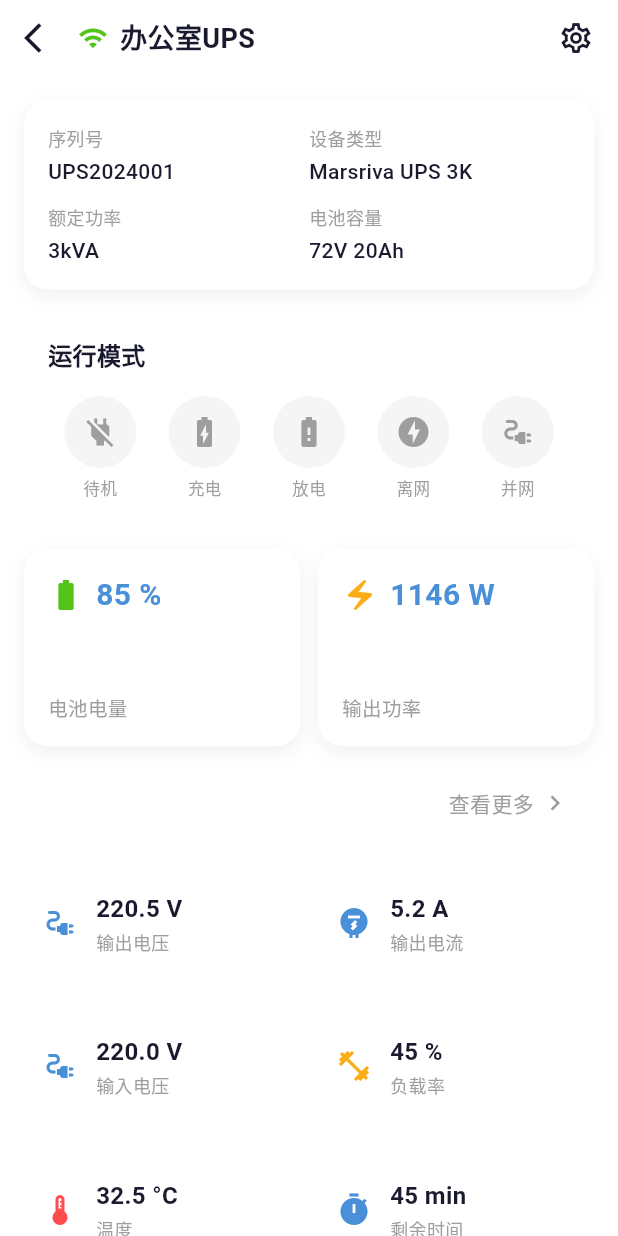
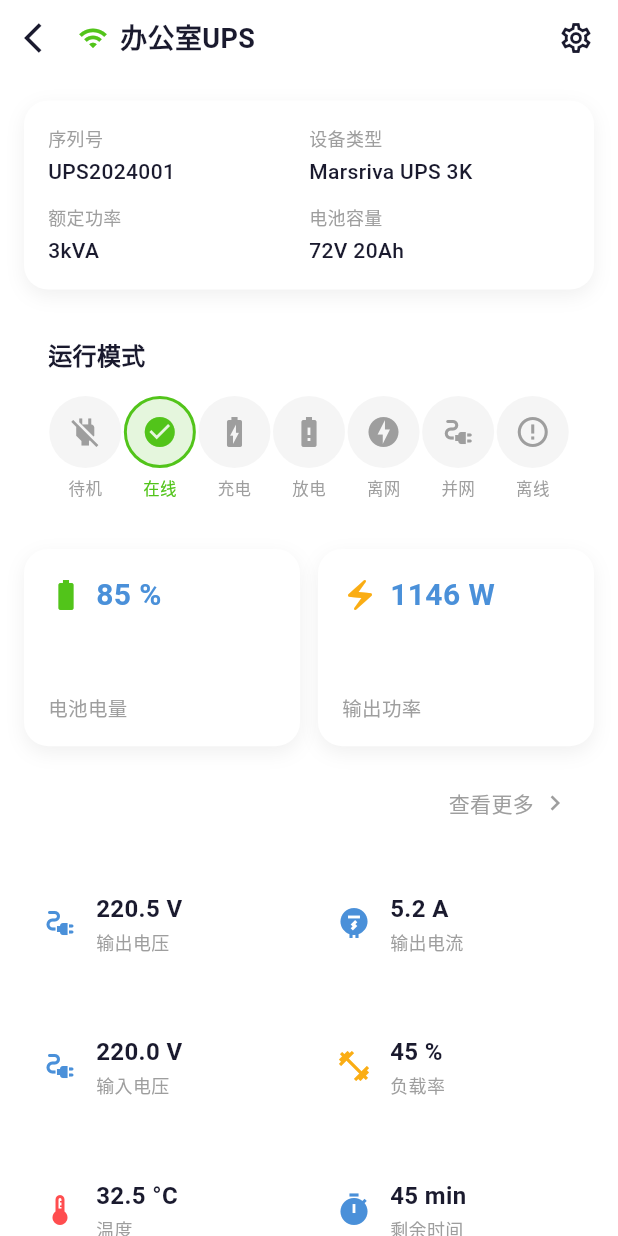
Before and after one commit to kikoguo/ups-monitor-app, a Flutter app: the screen it shows after launch, after a tap on "办公室UPS", on a phone screen of 412 x 824 dp. Run offline on Flutter 3.47's test engine with Material 3 defaults, Android fonts, the phone set to English and light mode, and no system bars; our stand-ins replace equatable, shared_preferences; network calls fail; statements that could not run were skipped.

Commit message:
fix: 修复模式选择器缺少 online 模式，修复条件表达式中 Colors.grey 导致 Flutter Web release 模式类型错误

```diff
--- a/lib/models/smart_device.dart
+++ b/lib/models/smart_device.dart
@@ -164,6 +164,8 @@ class SmartDevice extends Equatable {
         return '${parameters['power'] ?? '--'}W';
       case DeviceType.solar:
         return '${parameters['generation'] ?? '--'}kWh';
+      default:
+        return '--';
     }
   }
 
--- a/lib/screens/device_detail_screen.dart
+++ b/lib/screens/device_detail_screen.dart
@@ -384,7 +384,7 @@ class _DeviceDetailScreenState extends State<DeviceDetailScreen> {
               child: const Icon(Icons.arrow_back_ios, color: Color(0xFF1A1A2E)),
             ),
             const SizedBox(width: 12),
-            Icon(Icons.wifi, color: _device.isOnline ? const Color(0xFF52C41A) : Colors.grey, size: 20),
+            Icon(Icons.wifi, color: _device.isOnline ? const Color(0xFF52C41A) : const Color(0xFF9E9E9E), size: 20),
             const SizedBox(width: 8),
             Expanded(
               child: Text(
@@ -446,7 +446,7 @@ class _DeviceDetailScreenState extends State<DeviceDetailScreen> {
   }
 
   Widget _buildModeSelector() {
-    final modes = [DeviceMode.standby, DeviceMode.charging, DeviceMode.discharging, DeviceMode.offGrid, DeviceMode.gridConnected];
+    final modes = [DeviceMode.standby, DeviceMode.online, DeviceMode.charging, DeviceMode.discharging, DeviceMode.offGrid, DeviceMode.gridConnected, DeviceMode.offline];
     return SliverToBoxAdapter(
       child: Container(
         margin: const EdgeInsets.symmetric(horizontal: 16),
@@ -471,10 +471,10 @@ class _DeviceDetailScreenState extends State<DeviceDetailScreen> {
                         shape: BoxShape.circle,
                         border: isActive ? Border.all(color: mode.color, width: 2) : null,
                       ),
-                      child: Icon(mode.icon, color: isActive ? mode.color : Colors.grey, size: 24),
+                      child: Icon(mode.icon, color: isActive ? mode.color : const Color(0xFF9E9E9E), size: 24),
                     ),
                     const SizedBox(height: 6),
-                    Text(mode.displayName, style: TextStyle(fontSize: 11, color: isActive ? mode.color : Colors.grey)),
+                    Text(mode.displayName, style: TextStyle(fontSize: 11, color: isActive ? mode.color : const Color(0xFF9E9E9E))),
                   ],
                 );
               }).toList(),
@@ -696,9 +696,9 @@ class _DeviceDetailScreenState extends State<DeviceDetailScreen> {
         margin: const EdgeInsets.all(16),
         child: Row(
           children: [
-            Expanded(child: _buildControlButton('开关', Icons.power_settings_new, _device.parameters['switch_state'] == true ? const Color(0xFFFF4D4F) : Colors.grey, () {})),
+            Expanded(child: _buildControlButton('开关', Icons.power_settings_new, _device.parameters['switch_state'] == true ? const Color(0xFFFF4D4F) : const Color(0xFF9E9E9E), () {})),
             const SizedBox(width: 12),
-            Expanded(child: _buildControlButton('充电', Icons.battery_charging_full, _device.mode == DeviceMode.charging ? const Color(0xFF52C41A) : Colors.grey, () {})),
+            Expanded(child: _buildControlButton('充电', Icons.battery_charging_full, _device.mode == DeviceMode.charging ? const Color(0xFF52C41A) : const Color(0xFF9E9E9E), () {})),
             const SizedBox(width: 12),
             Expanded(child: _buildControlButton('频率', Icons.speed, const Color(0xFF4A90D9), () {})),
           ],
```
Also changed, not shown: 2 other files.
